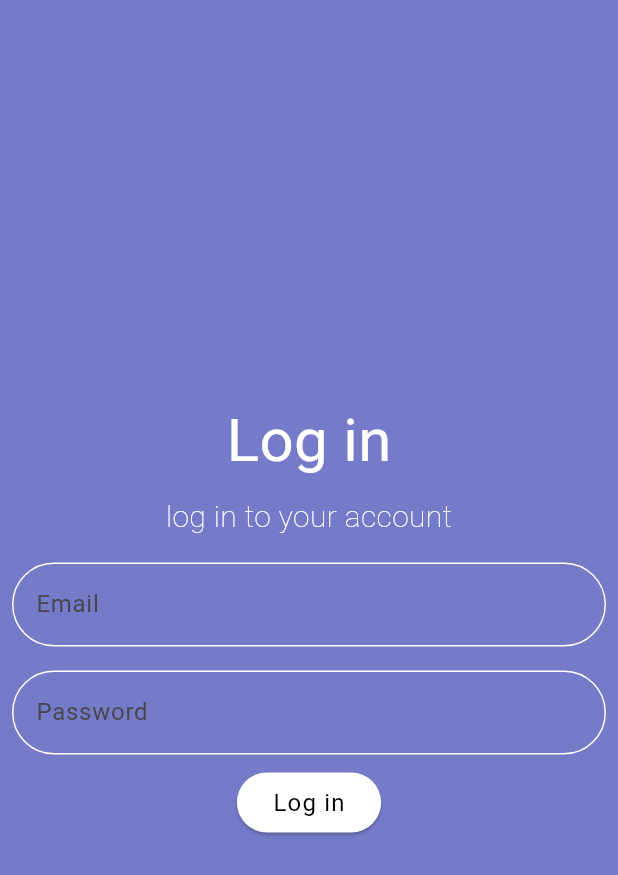
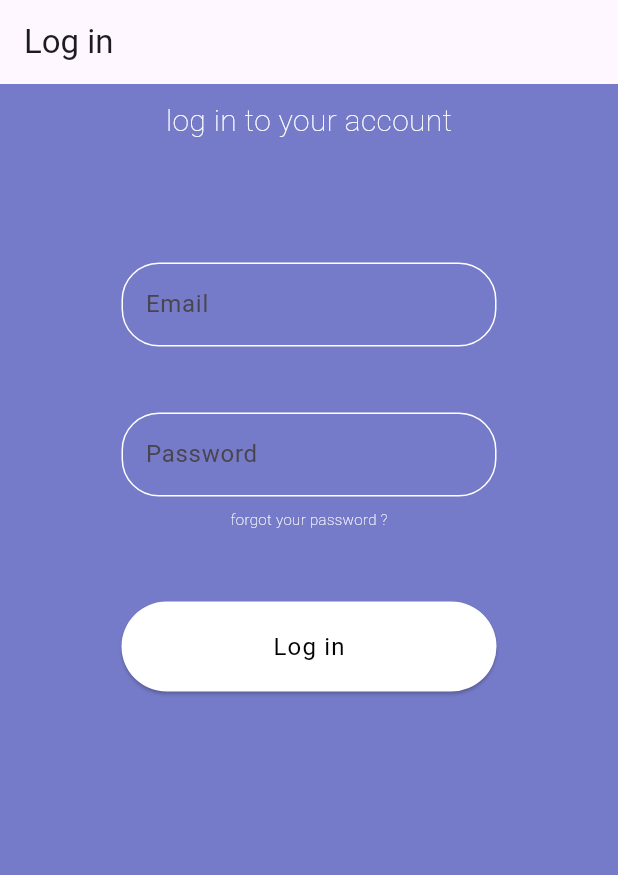
Before and after one commit to PetitBidule/learnverse, a Flutter app: the screen it shows after launch, on a phone screen of 412 x 824 dp. Shown: the top 875 px of the screen. Run offline on Flutter 3.47's test engine with Material 3 defaults, Android fonts, the phone set to English and light mode, and no system bars.

Commit message:
textfield + button V3

```diff
--- a/lib/screen/login.dart
+++ b/lib/screen/login.dart
@@ -6,22 +6,19 @@ class Login extends StatelessWidget {
   @override
   Widget build(BuildContext context) {
     return Scaffold(
+      appBar: AppBar(title: const Text('Log in')),
       backgroundColor: const Color.fromRGBO(117, 123, 200, 1),
       body: SafeArea(
           child: Center(
         child: Column(
-          mainAxisAlignment: MainAxisAlignment.center,
+          mainAxisAlignment: MainAxisAlignment.start,
           children: [
-            const Text(
-              'Log in',
-              style: TextStyle(
-                color: Color.fromARGB(255, 255, 255, 255),
-                fontSize: 40,
+            const SizedBox(
+              height: 10,
             ),
-            ),
-            Padding(
-              padding: const EdgeInsets.all(8.0),
-              child: const Text('log in to your account',
+            const Padding(
+              padding: EdgeInsets.only(bottom: 64.0),
+              child: Text('log in to your account',
                   style: TextStyle(
                     color: Color.fromARGB(255, 255, 255, 255),
                     fontSize: 20,
@@ -29,30 +26,54 @@ class Login extends StatelessWidget {
                   )),
             ),
             Padding(
-              padding: const EdgeInsets.all(8.0),
+              padding: const EdgeInsets.all(16.0),
+              child: SizedBox(
+                width: 250,
+                height: 60,
                 child: TextField(
                   decoration: InputDecoration(
                       enabledBorder: OutlineInputBorder(
-                      borderRadius: BorderRadius.circular(40),
-                      borderSide: BorderSide(color: Colors.white),
+                        borderRadius: BorderRadius.circular(25),
+                        borderSide: const BorderSide(color: Colors.white),
                       ),
                       hintText: 'Email'),
                 ),
               ),
+            ),
             Padding(
-              padding: const EdgeInsets.all(8.0),
+              padding: const EdgeInsets.only(top: 24.0),
+              child: SizedBox(
+                width: 250,
+                height: 60,
                 child: TextField(
+                  style:
+                      const TextStyle(color: Color.fromARGB(255, 255, 255, 0)),
                   decoration: InputDecoration(
                       enabledBorder: OutlineInputBorder(
-                      borderRadius: BorderRadius.circular(40),
-                      borderSide: BorderSide(color: Colors.white),
+                        borderRadius: BorderRadius.circular(25),
+                        borderSide: const BorderSide(color: Colors.white),
                       ),
                       hintText: 'Password'),
                 ),
               ),
-            ElevatedButton(
+            ),
+            const Padding(
+              padding: EdgeInsets.only(top: 4.0),
+              child: Text('forgot your password ?',
+                  style: TextStyle(
+                    color: Color.fromARGB(255, 255, 255, 255),
+                    fontSize: 10,
+                    fontWeight: FontWeight.w200,
+                  )),
+            ),
+            Padding(
+              padding: const EdgeInsets.only(top: 48.0),
+              child: SizedBox(
+                width: 250,
+                height: 60,
+                child: ElevatedButton(
                     style: ElevatedButton.styleFrom(
-                  primary: Colors.white,
+                      backgroundColor: Colors.white,
                     ),
                     onPressed: () {},
                     child: const Text(
@@ -62,7 +83,9 @@ class Login extends StatelessWidget {
                           fontSize: 16,
                           fontWeight: FontWeight.w400,
                           letterSpacing: 0.8),
-                ))
+                    )),
+              ),
+            )
           ],
         ),
       )),
```
Lines whose indentation alone changed are shown as unchanged.
